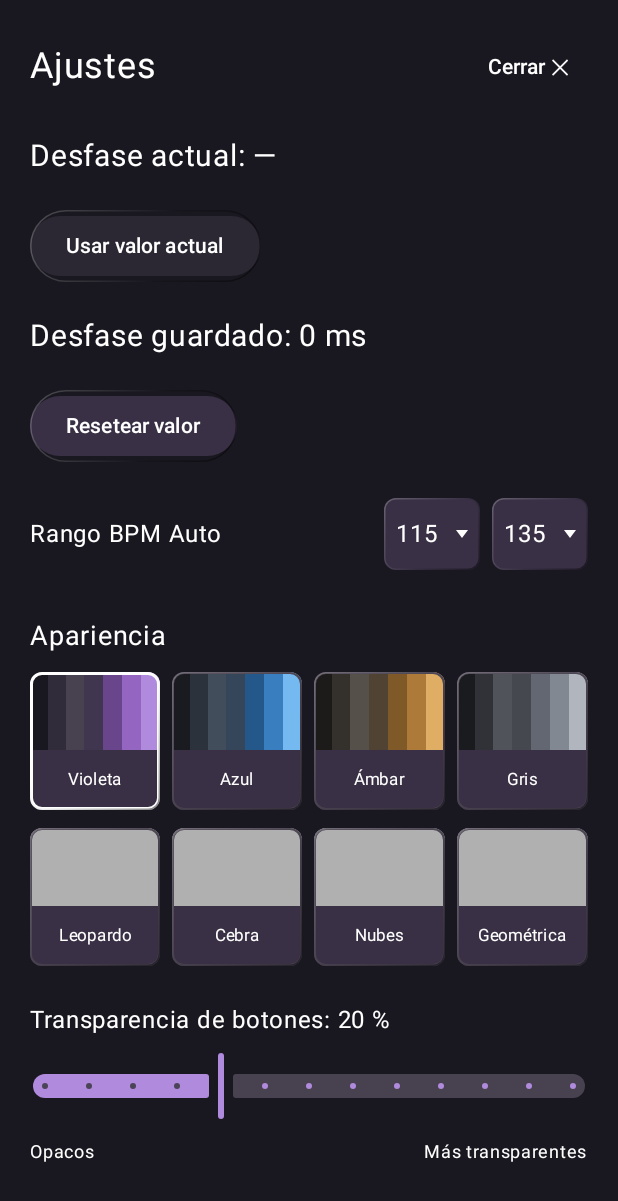
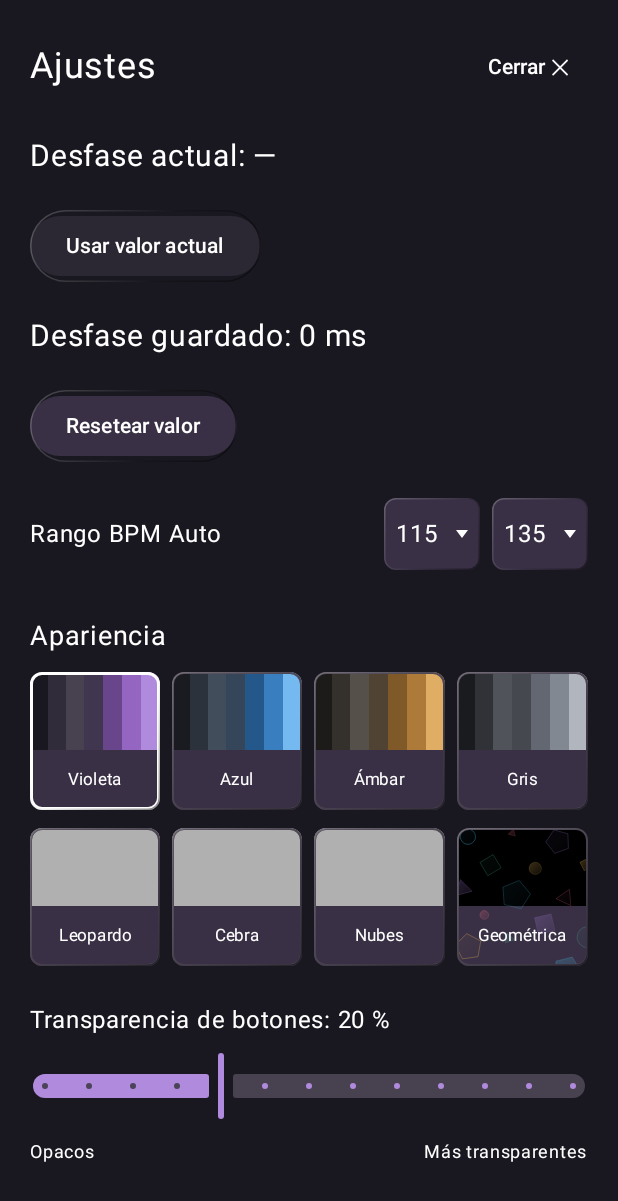
Before and after one commit to hunnai/hnn, an Android app built with Jetpack Compose: the screen it shows after launch (MainActivity), after a tap on "Ajustes", on a phone screen of 412 x 824 dp. Shown: the top 1201 px of the screen. Run offline under Robolectric (Android 15) with nearby library versions, the phone set to English and light mode, and no system bars; 1 statement that could not run was skipped; 1 other tap on this screen came first.

Commit message:
Redesign geometric appearance with colored shapes and individual button colors

```diff
--- a/app/src/main/java/com/example/soinubiderxl/Appearance.kt
+++ b/app/src/main/java/com/example/soinubiderxl/Appearance.kt
@@ -47,7 +47,12 @@ enum class Appearance(val preference: String, val title: String, val palette: So
     LEOPARD("leopardo", "Leopardo", AMBER.palette.copy(texture = BackgroundTexture.LEOPARD)),
     ZEBRA("cebra", "Cebra", GRAY.palette.copy(texture = BackgroundTexture.ZEBRA)),
     CLOUDS("nubes", "Nubes", BLUE.palette.copy(texture = BackgroundTexture.CLOUDS)),
-    GEOMETRIC("geometrica", "Geométrica", VIOLET.palette.copy(texture = BackgroundTexture.GEOMETRIC));
+    GEOMETRIC("geometrica", "Geométrica", SoinuPalette(
+        background = Color.Black, control = Color(0xFF24485D),
+        empty = Color(0xFF24485D), lit = Color(0xFF487F96),
+        recording = Color(0xFF9B344E), playing = Color(0xFF216A5A), paused = Color(0xFF353943),
+        texture = BackgroundTexture.GEOMETRIC
+    ));
 
     companion object {
         fun fromPreference(value: String?): Appearance = entries.firstOrNull { it.preference == value } ?: VIOLET
@@ -64,3 +69,13 @@ fun Color.buttonFill(emphasized: Boolean = false): Color {
     val opacity = LocalButtonOpacity.current
     return copy(alpha = if (emphasized) maxOf(.85f, opacity) else opacity)
 }
+
+// Colores profundos que mantienen el contraste del texto blanco.
+private val geometricButtonColors = listOf(
+    Color(0xFF205674), Color(0xFF604177), Color(0xFF813D51),
+    Color(0xFF236158), Color(0xFF77561F), Color(0xFF3E4F85)
+)
+
+fun SoinuPalette.buttonColor(index: Int, fallback: Color = control): Color =
+    if (texture == BackgroundTexture.GEOMETRIC) geometricButtonColors[Math.floorMod(index, geometricButtonColors.size)]
+    else fallback
--- a/app/src/main/java/com/example/soinubiderxl/BackgroundTexture.kt
+++ b/app/src/main/java/com/example/soinubiderxl/BackgroundTexture.kt
@@ -19,6 +19,7 @@ fun Modifier.soinuBackground(palette: SoinuPalette): Modifier {
     if (palette.texture == BackgroundTexture.NONE) {
         return drawWithCache { onDrawBehind { drawRect(palette.background) } }
     }
+    if (palette.texture == BackgroundTexture.GEOMETRIC) return geometricBackground()
     val atlas = ImageBitmap.imageResource(R.drawable.soinu_texture_atlas)
     val column = when (palette.texture) {
         BackgroundTexture.ZEBRA, BackgroundTexture.GEOMETRIC -> 1
--- /dev/null
+++ b/app/src/main/java/com/example/soinubiderxl/GeometricBackground.kt
@@ -0,0 +1,90 @@
+package com.example.soinubiderxl
+
+import androidx.compose.ui.Modifier
+import androidx.compose.ui.draw.drawWithCache
+import androidx.compose.ui.geometry.Offset
+import androidx.compose.ui.geometry.Rect
+import androidx.compose.ui.graphics.Brush
+import androidx.compose.ui.graphics.Color
+import androidx.compose.ui.graphics.Path
+import androidx.compose.ui.graphics.drawscope.Stroke
+import androidx.compose.ui.unit.dp
+import kotlin.math.PI
+import kotlin.math.cos
+import kotlin.math.sin
+
+private data class GeometricFigure(
+    val x: Float, val y: Float, val radius: Float,
+    val sides: Int, val rotation: Float, val color: Int, val filled: Boolean
+)
+
+// Composición asimétrica: cuatro formas, varias escalas y espacio negro entre ellas.
+private val figures = listOf(
+    GeometricFigure(30f, 24f, 21f, 0, 0f, 0, false),
+    GeometricFigure(152f, 14f, 12f, 3, 15f, 2, true),
+    GeometricFigure(278f, 37f, 34f, 5, -20f, 1, false),
+    GeometricFigure(355f, 100f, 18f, 4, 18f, 4, true),
+    GeometricFigure(92f, 102f, 30f, 4, 14f, 3, false),
+    GeometricFigure(215f, 111f, 17f, 0, 0f, 4, true),
+    GeometricFigure(16f, 167f, 26f, 3, -15f, 1, true),
+    GeometricFigure(161f, 184f, 41f, 5, 14f, 0, false),
+    GeometricFigure(298f, 192f, 26f, 3, 25f, 2, false),
+    GeometricFigure(75f, 239f, 12f, 0, 0f, 2, true),
+    GeometricFigure(241f, 264f, 33f, 4, 32f, 1, true),
+    GeometricFigure(359f, 300f, 29f, 0, 0f, 3, false),
+    GeometricFigure(32f, 327f, 37f, 5, -8f, 4, false),
+    GeometricFigure(143f, 304f, 16f, 3, -20f, 3, true),
+    GeometricFigure(144f, 410f, 34f, 0, 0f, 1, false),
+    GeometricFigure(302f, 391f, 39f, 5, 22f, 0, true),
+    GeometricFigure(52f, 451f, 20f, 4, -10f, 0, true),
+    GeometricFigure(220f, 473f, 24f, 3, 12f, 2, false),
+    GeometricFigure(351f, 496f, 15f, 4, 25f, 4, false)
+)
+private val figureColors = listOf(
+    Color(0xFF49C6EE), Color(0xFFB48BF0), Color(0xFFFF738A),
+    Color(0xFF4ED5B0), Color(0xFFF3BE58)
+)
+
+internal fun Modifier.geometricBackground(): Modifier = drawWithCache {
+    val unit = size.width.coerceAtMost(440.dp.toPx()).coerceAtLeast(1f) / 360f
+    val period = 540f * unit
+    val columns = (size.width / (360f * unit)).toInt() + 1
+    val rows = (size.height / period).toInt() + 1
+    data class Mark(val path: Path, val brush: Brush, val stroke: Color, val width: Float)
+    val marks = buildList {
+        for (row in 0..rows) for (column in 0..columns) {
+            figures.forEachIndexed { index, figure ->
+                val x = (figure.x + column * 360f) * unit
+                val y = figure.y * unit + row * period
+                val radius = figure.radius * unit
+                val path = Path().apply {
+                    if (figure.sides == 0) {
+                        addOval(Rect(x - radius, y - radius, x + radius, y + radius))
+                    } else {
+                        repeat(figure.sides) { vertex ->
+                            val angle = (figure.rotation - 90f) * PI / 180 + vertex * 2 * PI / figure.sides
+                            val px = x + cos(angle).toFloat() * radius
+                            val py = y + sin(angle).toFloat() * radius
+                            if (vertex == 0) moveTo(px, py) else lineTo(px, py)
+                        }
+                        close()
+                    }
+                }
+                val color = figureColors[figure.color]
+                add(Mark(path, Brush.linearGradient(
+                    listOf(color.copy(alpha = if (figure.filled) .24f else .055f),
+                        color.copy(alpha = if (figure.filled) .07f else .012f)),
+                    start = Offset(x - radius, y - radius), end = Offset(x + radius, y + radius)
+                ), color.copy(alpha = if (figure.filled) .34f else .52f),
+                    (if (index % 3 == 0) 1.6f else 1.05f) * unit))
+            }
+        }
+    }
+    onDrawBehind {
+        drawRect(Color.Black)
+        marks.forEach { mark ->
+            drawPath(mark.path, mark.brush)
+            drawPath(mark.path, mark.stroke, style = Stroke(mark.width))
+        }
+    }
+}
--- a/app/src/main/java/com/example/soinubiderxl/MainActivity.kt
+++ b/app/src/main/java/com/example/soinubiderxl/MainActivity.kt
@@ -226,8 +226,9 @@ private fun TempoPanel(state: SoinuState, controller: SoinuController, height: D
         Row(Modifier.fillMaxSize().padding(start = 10.dp, end = 10.dp, top = 28.dp, bottom = 10.dp),
             verticalAlignment = Alignment.CenterVertically, horizontalArrangement = Arrangement.spacedBy(8.dp)) {
             val selected = state.mode == TempoMode.AUTOMATIC
-            Surface(color = (if (selected) palette.lit else palette.control).buttonFill(selected),
+            Surface(color = (if (selected) palette.buttonColor(0, palette.lit) else palette.buttonColor(0)).buttonFill(selected),
                 contentColor = palette.foreground,
+                border = if (selected) BorderStroke(1.dp, palette.foreground.copy(alpha = .65f)) else null,
                 shape = RoundedCornerShape(8.dp), modifier = Modifier.width(74.dp * scale).fillMaxHeight().buttonDepth(8.dp)
                     .clickable(role = Role.Button, onClick = controller::auto)) {
                 Box(Modifier.fillMaxSize(), contentAlignment = Alignment.Center) { Text("AUTO", fontSize = (15 * scale).sp) }
@@ -243,8 +244,9 @@ private fun TempoPanel(state: SoinuState, controller: SoinuController, height: D
 @Composable
 private fun TapButton(selected: Boolean, controller: SoinuController, modifier: Modifier, textScale: Float) {
     val palette = LocalSoinuPalette.current
-    Surface(color = (if (selected) palette.lit else palette.control).buttonFill(selected),
+    Surface(color = (if (selected) palette.buttonColor(1, palette.lit) else palette.buttonColor(1)).buttonFill(selected),
         contentColor = palette.foreground,
+        border = if (selected) BorderStroke(1.dp, palette.foreground.copy(alpha = .65f)) else null,
         shape = RoundedCornerShape(8.dp), modifier = modifier.buttonDepth(8.dp)
             .semantics { role = Role.Button; onClick { controller.tap(SystemClock.uptimeMillis() / 1000.0); true } }
             .pointerInput(controller) {
@@ -275,7 +277,7 @@ private fun BankPad(index: Int, controller: SoinuController, modifier: Modifier,
         1, 2 -> palette.recording
         3 -> palette.playing
         4 -> palette.paused
-        else -> palette.empty
+        else -> palette.buttonColor(index, palette.empty)
     }
     Surface(color = (if (pressed) palette.lit else color).buttonFill(pressed || bank.state in 1..3),
         contentColor = palette.foreground,
@@ -327,7 +329,10 @@ private fun ActionButton(label: String, kind: String, controller: SoinuControlle
     val palette = LocalSoinuPalette.current
     val scope = rememberCoroutineScope()
     var pressed by remember { mutableStateOf(false) }
-    Surface(color = (if (pressed) palette.lit else palette.control).buttonFill(pressed),
+    val baseColor = palette.buttonColor(when (kind) {
+        "erase" -> 2; "reset" -> 4; "back" -> 0; else -> 1
+    })
+    Surface(color = (if (pressed) palette.lit else baseColor).buttonFill(pressed),
         contentColor = palette.foreground,
         shape = RoundedCornerShape(10.dp), modifier = modifier.buttonDepth(10.dp, pressed)
             .semantics {
@@ -404,7 +409,7 @@ private fun SettingsScreen(
     val palette = LocalSoinuPalette.current
     fun format(value: Double) = if (abs(value) < .5) "0 ms" else String.format(Locale.getDefault(), "%+.0f ms", value)
     val buttonColors = ButtonDefaults.buttonColors(
-        containerColor = palette.control.buttonFill(),
+        containerColor = palette.buttonColor(0).buttonFill(),
         contentColor = palette.foreground,
         disabledContainerColor = palette.empty.buttonFill(),
         disabledContentColor = palette.foreground
@@ -418,7 +423,8 @@ private fun SettingsScreen(
         Text("Desfase actual: ${state.currentAdvanceMS?.let(::format) ?: "—"}", fontSize = 20.sp)
         Button(onClick = save, enabled = state.currentAdvanceMS != null, colors = buttonColors, modifier = Modifier.buttonDepth(50.dp)) { Text("Usar valor actual") }
         Text("Desfase guardado: ${format(state.savedAdvanceMS)}", fontSize = 20.sp)
-        Button(onClick = reset, colors = buttonColors, modifier = Modifier.buttonDepth(50.dp)) { Text("Resetear valor") }
+        Button(onClick = reset, colors = ButtonDefaults.buttonColors(
+            containerColor = palette.buttonColor(2).buttonFill(), contentColor = palette.foreground), modifier = Modifier.buttonDepth(50.dp)) { Text("Resetear valor") }
         Row(Modifier.fillMaxWidth(), verticalAlignment = Alignment.CenterVertically,
             horizontalArrangement = Arrangement.spacedBy(8.dp)) {
             Text("Rango BPM Auto", Modifier.weight(1f), fontSize = 16.sp)
@@ -454,7 +460,7 @@ private fun BpmDropdown(value: Int, options: List<Int>, description: String, cha
     val palette = LocalSoinuPalette.current
     var expanded by remember { mutableStateOf(false) }
     Box {
-        Surface(color = palette.control.buttonFill(), contentColor = palette.foreground,
+        Surface(color = palette.buttonColor(if (description.contains("mínimo")) 0 else 1).buttonFill(), contentColor = palette.foreground,
             shape = RoundedCornerShape(8.dp), modifier = Modifier.width(64.dp).height(48.dp).buttonDepth(8.dp)
                 .semantics { contentDescription = description }
                 .clickable(role = Role.Button) { expanded = true }) {
```
Also changed, not shown: 1 other file.
